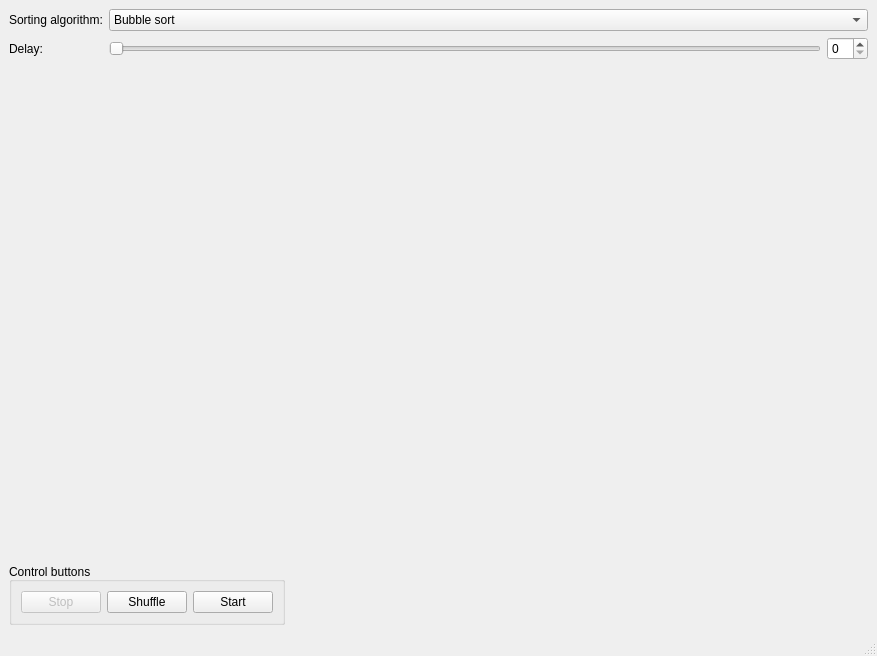
First picture: the form in mainwindow.ui, repository in-th3-l00p/cpp-sort-visualizer, before the edit.
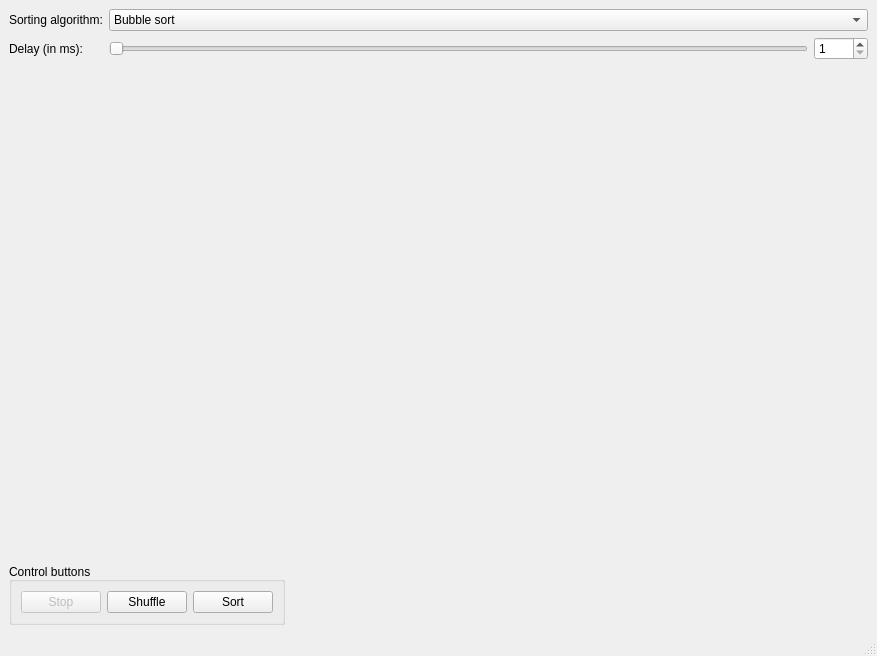
Second picture: the form after the edit.

```diff
--- a/mainwindow.ui
+++ b/mainwindow.ui
@@ -72,21 +72,34 @@
         <item row="1" column="0">
          <widget class="QLabel" name="delayLabel">
           <property name="text">
-           <string>Delay:</string>
+           <string>Delay (in ms):</string>
           </property>
          </widget>
         </item>
         <item row="1" column="1">
          <layout class="QHBoxLayout" name="delay">
           <item>
-           <widget class="QSlider" name="horizontalSlider">
+           <widget class="QSlider" name="delaySlider">
+            <property name="minimum">
+             <number>1</number>
+            </property>
+            <property name="maximum">
+             <number>1000</number>
+            </property>
             <property name="orientation">
              <enum>Qt::Horizontal</enum>
             </property>
            </widget>
           </item>
           <item>
-           <widget class="QSpinBox" name="spinBox"/>
+           <widget class="QSpinBox" name="delaySpinBox">
+            <property name="minimum">
+             <number>1</number>
+            </property>
+            <property name="maximum">
+             <number>1000</number>
+            </property>
+           </widget>
           </item>
          </layout>
         </item>
@@ -133,7 +146,7 @@
          <item>
           <widget class="QPushButton" name="startButton">
            <property name="text">
-            <string>Start</string>
+            <string>Sort</string>
            </property>
           </widget>
          </item>
```
Left out of the diff: 2 changed lines with no effect on the pictures.
